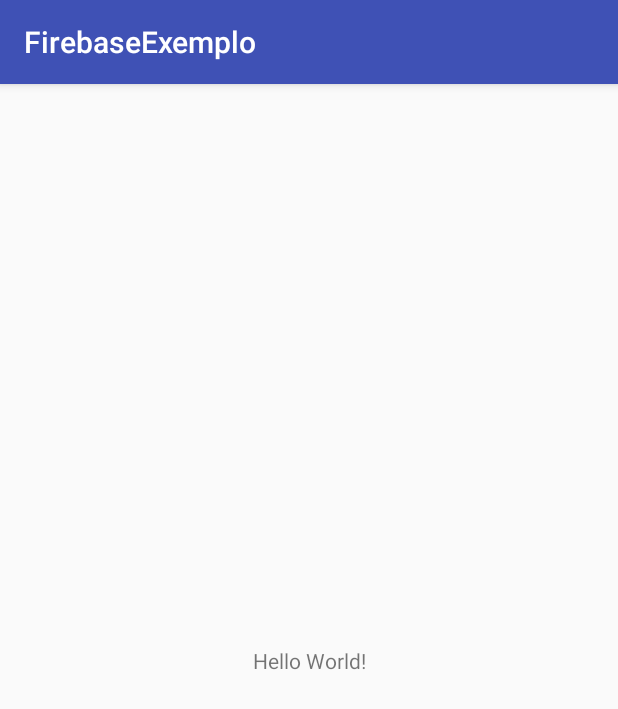
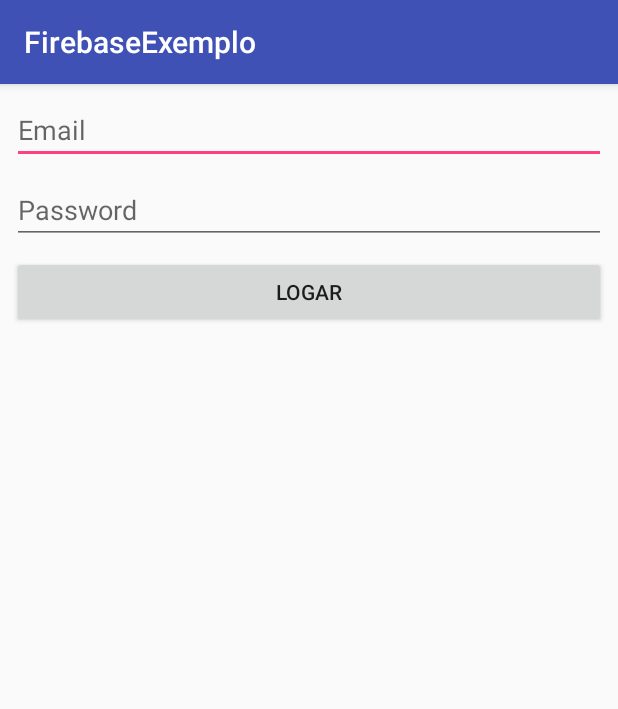
Before and after one commit to muriloportugal/FirebaseExemplo, an Android app: the screen it shows after launch (MainActivity), on a phone screen of 412 x 824 dp. Shown: the top 709 px of the screen. Run offline under Robolectric (Android 15) with nearby library versions, the phone set to English and light mode, and no system bars; our stand-ins replace Firebase (no records; nobody signed in at launch, a user with empty details on screens opened directly).

Commit message:
Configurado login por email via firebase

```diff
--- a/app/build.gradle
+++ b/app/build.gradle
@@ -21,8 +21,14 @@ android {
 dependencies {
     implementation fileTree(dir: 'libs', include: ['*.jar'])
     implementation 'com.android.support:appcompat-v7:27.1.1'
+    implementation 'com.android.support:support-media-compat:27.1.1'
+    implementation 'com.android.support:support-v4:27.1.1'
     implementation 'com.android.support.constraint:constraint-layout:1.1.2'
     testImplementation 'junit:junit:4.12'
     androidTestImplementation 'com.android.support.test:runner:1.0.2'
     androidTestImplementation 'com.android.support.test.espresso:espresso-core:3.0.2'
+    implementation 'com.google.firebase:firebase-core:16.0.1'
+    implementation 'com.google.firebase:firebase-database:16.0.1'
+    implementation 'com.google.firebase:firebase-auth:16.0.2'
 }
+apply plugin: 'com.google.gms.google-services'
--- /dev/null
+++ b/app/src/main/java/com/example/muriloportugal/firebaseexemplo/activity/MainActivity.java
@@ -0,0 +1,87 @@
+package com.example.muriloportugal.firebaseexemplo.activity;
+
+import android.content.Intent;
+import android.support.annotation.NonNull;
+import android.support.v7.app.AppCompatActivity;
+import android.os.Bundle;
+import android.view.View;
+import android.widget.Button;
+import android.widget.EditText;
+import android.widget.Toast;
+
+import com.example.muriloportugal.firebaseexemplo.R;
+import com.example.muriloportugal.firebaseexemplo.dao.ConfiguracaoFirebase;
+import com.example.muriloportugal.firebaseexemplo.entidades.Usuarios;
+import com.google.android.gms.tasks.OnCompleteListener;
+import com.google.android.gms.tasks.Task;
+import com.google.firebase.auth.AuthResult;
+import com.google.firebase.auth.FirebaseAuth;
+import com.google.firebase.database.FirebaseDatabase;
+
+public class MainActivity extends AppCompatActivity {
+
+    private EditText edtEamil;
+    private EditText edtPassword;
+    //private Button btnLogar;
+    private FirebaseAuth autenticacao;
+    private Usuarios usuarios;
+
+    @Override
+    protected void onCreate(Bundle savedInstanceState) {
+        super.onCreate(savedInstanceState);
+        setContentView(R.layout.activity_main);
+
+        //Faz com que os dados sejam salvos para acesso offline
+        FirebaseDatabase.getInstance().setPersistenceEnabled(true);
+
+        edtEamil = findViewById(R.id.edtEmail);
+        edtPassword = findViewById(R.id.edtPassword);
+        Button btnLogar = findViewById(R.id.btnLogar);
+
+        btnLogar.setOnClickListener(new View.OnClickListener() {
+            @Override
+            public void onClick(View v) {
+                if (!edtEamil.getText().toString().equals("") && !edtPassword.getText().toString().equals("")){
+                    usuarios = new Usuarios();
+                    usuarios.setEmail(edtEamil.getText().toString() );
+                    usuarios.setPassword(edtPassword.getText().toString());
+                    validarLogin();
+                }else{
+                    Toast.makeText(MainActivity.this,"Informar email e senha",Toast.LENGTH_SHORT).show();
+                }
+            }
+        });
+
+        verificaUsuarioLogado();
+    }
+
+    private void verificaUsuarioLogado() {
+        autenticacao = ConfiguracaoFirebase.getAutenticacao();
+        if (autenticacao.getCurrentUser() != null){
+            Intent intent = new Intent(MainActivity.this,Principal.class);
+            startActivity(intent);
+            finish();
+        }
+    }
+
+    private void validarLogin() {
+        autenticacao = ConfiguracaoFirebase.getAutenticacao();
+        autenticacao.signInWithEmailAndPassword(usuarios.getEmail(),usuarios.getPassword()).addOnCompleteListener(new OnCompleteListener<AuthResult>() {
+            @Override
+            public void onComplete(@NonNull Task<AuthResult> task) {
+                if(task.isSuccessful()){
+                    callViewPrincipal();
+                    Toast.makeText(MainActivity.this,"Login efetuado com sucesso!",Toast.LENGTH_SHORT).show();
+                }else{
+                    Toast.makeText(MainActivity.this,"Usuário ou senha inválido",Toast.LENGTH_SHORT).show();
+                }
+            }
+        });
+    }
+
+    private void callViewPrincipal() {
+        Intent intent = new Intent(MainActivity.this,Principal.class);
+        startActivity(intent);
+        finish();
+    }
+}
--- /dev/null
+++ b/app/src/main/java/com/example/muriloportugal/firebaseexemplo/dao/ConfiguracaoFirebase.java
@@ -0,0 +1,25 @@
+package com.example.muriloportugal.firebaseexemplo.dao;
+
+import com.google.firebase.auth.FirebaseAuth;
+import com.google.firebase.database.DatabaseReference;
+import com.google.firebase.database.FirebaseDatabase;
+
+public class ConfiguracaoFirebase {
+
+    private static DatabaseReference referenciaFirebase;
+    private static FirebaseAuth autenticacao;
+
+    public static DatabaseReference getReferenciaFirebase(){
+        if (referenciaFirebase == null){
+            referenciaFirebase = FirebaseDatabase.getInstance().getReference();
+        }
+        return referenciaFirebase;
+    }
+
+    public static FirebaseAuth getAutenticacao(){
+        if (autenticacao == null){
+            autenticacao = FirebaseAuth.getInstance();
+        }
+        return autenticacao;
+    }
+}
--- a/app/src/main/res/layout/activity_main.xml
+++ b/app/src/main/res/layout/activity_main.xml
@@ -1,18 +1,37 @@
 <?xml version="1.0" encoding="utf-8"?>
-<android.support.constraint.ConstraintLayout xmlns:android="http://schemas.android.com/apk/res/android"
-    xmlns:app="http://schemas.android.com/apk/res-auto"
+<android.support.v7.widget.LinearLayoutCompat xmlns:android="http://schemas.android.com/apk/res/android"
     xmlns:tools="http://schemas.android.com/tools"
     android:layout_width="match_parent"
     android:layout_height="match_parent"
-    tools:context=".MainActivity">
+    tools:context=".activity.MainActivity"
+    android:orientation="vertical">
 
-    <TextView
-        android:layout_width="wrap_content"
+    <EditText
+        android:id="@+id/edtEmail"
+        android:layout_marginTop="8dp"
+        android:layout_marginLeft="8dp"
+        android:layout_marginRight="8dp"
+        android:layout_width="match_parent"
         android:layout_height="wrap_content"
-        android:text="Hello World!"
-        app:layout_constraintBottom_toBottomOf="parent"
-        app:layout_constraintLeft_toLeftOf="parent"
-        app:layout_constraintRight_toRightOf="parent"
-        app:layout_constraintTop_toTopOf="parent" />
+        android:hint="@string/edtEmail"
+        android:inputType="textEmailAddress"/>
+    <EditText
+        android:id="@+id/edtPassword"
+        android:layout_marginTop="8dp"
+        android:layout_marginLeft="8dp"
+        android:layout_marginRight="8dp"
+        android:layout_width="match_parent"
+        android:layout_height="wrap_content"
+        android:hint="@string/edtPassword"
+        android:inputType="textPassword"/>
 
-</android.support.constraint.ConstraintLayout>
+    <Button
+        android:id="@+id/btnLogar"
+        android:layout_marginTop="8dp"
+        android:layout_marginLeft="8dp"
+        android:layout_marginRight="8dp"
+        android:layout_width="match_parent"
+        android:layout_height="wrap_content"
+        android:text="@string/btnLogar"/>
+
+</android.support.v7.widget.LinearLayoutCompat>
--- a/app/src/main/res/values/strings.xml
+++ b/app/src/main/res/values/strings.xml
@@ -1,3 +1,12 @@
 <resources>
     <string name="app_name">FirebaseExemplo</string>
+    <string name="edtEmail">Email</string>
+    <string name="edtPassword">Password</string>
+    <string name="btnLogar">Logar</string>
+    <string name="tvAltura">Altura</string>
+    <string name="tvLargura">Largura</string>
+    <string name="tvPeso">Peso</string>
+    <string name="tvCor">Cor</string>
+    <string name="btnBuscaValor">Busca Valor</string>
+    <string name="filter_title_principal">Intent Filter</string>
 </resources>
--- /dev/null
+++ b/app/src/main/res/xml/my_backup_rules.xml
@@ -0,0 +1,4 @@
+<?xml version="1.0" encoding="utf-8"?>
+<full-backup-content>
+
+</full-backup-content>
--- a/build.gradle
+++ b/build.gradle
@@ -8,8 +8,7 @@ buildscript {
     }
     dependencies {
         classpath 'com.android.tools.build:gradle:3.1.4'
-
-
+        classpath 'com.google.gms:google-services:4.0.2'
         // NOTE: Do not place your application dependencies here; they belong
         // in the individual module build.gradle files
     }
```
Also changed, not shown: app/src/main/AndroidManifest.xml (+20 -1 lines), app/src/main/java/com/example/muriloportugal/firebaseexemplo/MainActivity.java (deleted, +0 -13 lines), app/src/main/java/com/example/muriloportugal/firebaseexemplo/activity/Principal.java (added, +15 -0 lines), app/src/main/java/com/example/muriloportugal/firebaseexemplo/entidades/Usuarios.java (added, +44 -0 lines), app/src/main/res/layout/activity_principal.xml (added, +85 -0 lines), 1 other file.
